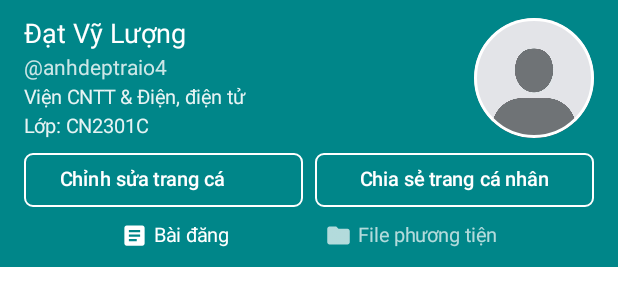
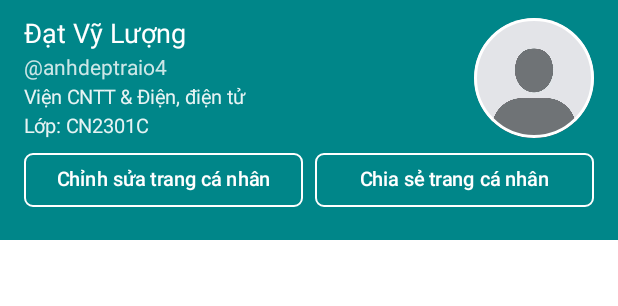
Before and after one commit to tienvybui05/UTH-HUB, an Android app built with Jetpack Compose: the @Preview function PreviewProfileHeader, on a phone screen of 412 x 824 dp. Shown: the top 306 px of the screen. Run offline under Robolectric (Android 15) with nearby library versions, the phone set to English and light mode, and no system bars.

Commit message:
Update Profile UI

```diff
--- a/app/src/main/java/com/example/uth_hub/Screens/Profile/components/ProfileHeader.kt
+++ b/app/src/main/java/com/example/uth_hub/Screens/Profile/components/ProfileHeader.kt
@@ -102,6 +102,7 @@
                     containerColor = Color.Transparent, // nền trong suốt
                     contentColor = Color.White          // chữ trắng
                 ),
+                contentPadding = PaddingValues(horizontal = 12.dp, vertical = 4.dp),
                 modifier = Modifier
                     .weight(1f)
                     .height(36.dp) // chiều cao đều
@@ -109,7 +110,7 @@
                 Text(
                     "Chỉnh sửa trang cá nhân",
                     fontSize = 13.sp,
-                    fontWeight = FontWeight.Medium
+                    fontWeight = FontWeight.Medium,
                 )
             }
 
@@ -137,37 +138,37 @@
 
 
         // --- Thanh tab “Bài đăng / File phương tiện” ---
-        Row(
-            modifier = Modifier.fillMaxWidth(),
-            horizontalArrangement = Arrangement.SpaceEvenly,
-            verticalAlignment = Alignment.CenterVertically
-        ) {
-            Row(verticalAlignment = Alignment.CenterVertically) {
-                Icon(
-                    imageVector = Icons.Default.Article,
-                    contentDescription = null,
-                    tint = Color.White,
-                    modifier = Modifier.size(18.dp)
-                )
-                Spacer(modifier = Modifier.width(4.dp))
-                Text("Bài đăng", color = Color.White, fontSize = 13.sp)
-            }
-
-            Row(verticalAlignment = Alignment.CenterVertically) {
-                Icon(
-                    imageVector = Icons.Default.Folder,
-                    contentDescription = null,
-                    tint = Color.White.copy(alpha = 0.7f),
-                    modifier = Modifier.size(18.dp)
-                )
-                Spacer(modifier = Modifier.width(4.dp))
-                Text(
-                    "File phương tiện",
-                    color = Color.White.copy(alpha = 0.7f),
-                    fontSize = 13.sp
-                )
-            }
-        }
+//        Row(
+//            modifier = Modifier.fillMaxWidth(),
+//            horizontalArrangement = Arrangement.SpaceEvenly,
+//            verticalAlignment = Alignment.CenterVertically
+//        ) {
+//            Row(verticalAlignment = Alignment.CenterVertically) {
+//                Icon(
+//                    imageVector = Icons.Default.Article,
+//                    contentDescription = null,
+//                    tint = Color.White,
+//                    modifier = Modifier.size(18.dp)
+//                )
+//                Spacer(modifier = Modifier.width(4.dp))
+//                Text("Bài đăng", color = Color.White, fontSize = 13.sp)
+//            }
+//
+//            Row(verticalAlignment = Alignment.CenterVertically) {
+//                Icon(
+//                    imageVector = Icons.Default.Folder,
+//                    contentDescription = null,
+//                    tint = Color.White.copy(alpha = 0.7f),
+//                    modifier = Modifier.size(18.dp)
+//                )
+//                Spacer(modifier = Modifier.width(4.dp))
+//                Text(
+//                    "File phương tiện",
+//                    color = Color.White.copy(alpha = 0.7f),
+//                    fontSize = 13.sp
+//                )
+//            }
+//        }
     }
 }
 @Preview(showBackground = true)
```
Also changed, not shown: app/src/main/java/com/example/uth_hub/Screens/Profile/components/TabBar.kt (+28 -15 lines).
